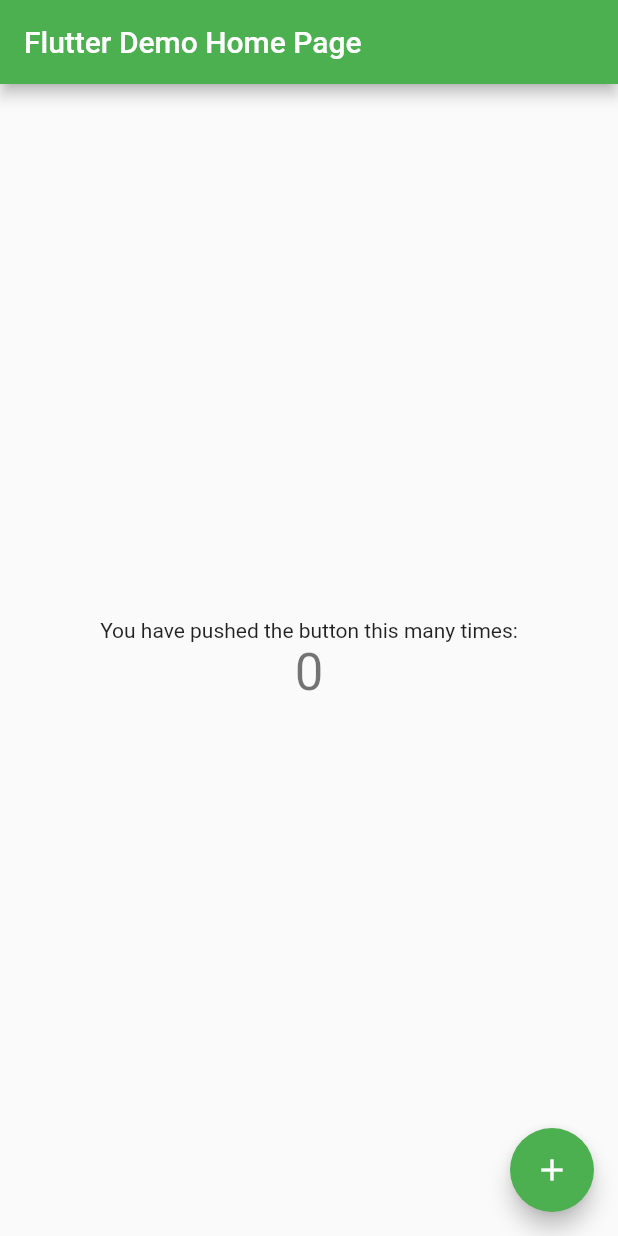
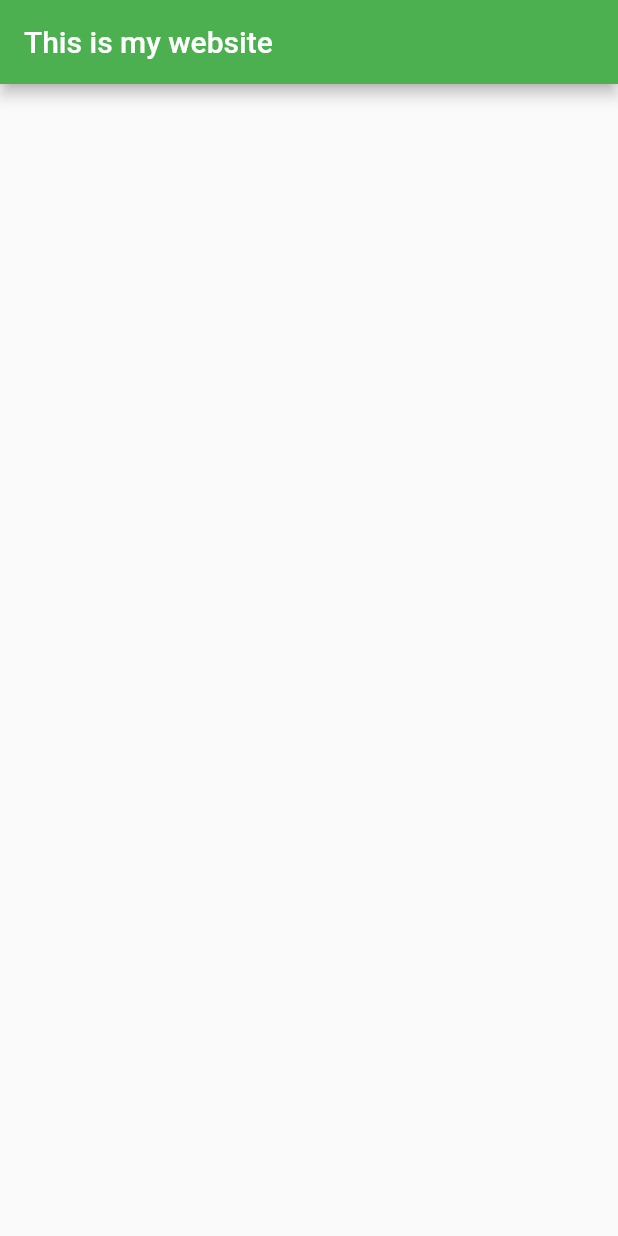
Before and after one commit to BraydenBrackett/Website, a Flutter app: the screen it shows after launch, on a phone screen of 412 x 824 dp. Run offline on Flutter 3.47's test engine with Material 2 defaults, Android fonts, the phone set to English and light mode, and no system bars; our stand-ins replace firebase_core; accounts and stored records are empty.

Commit message:
Added Start of Date/Time and integrated firebase

```diff
--- a/lib/main.dart
+++ b/lib/main.dart
@@ -1,6 +1,9 @@
+import 'package:firebase_core/firebase_core.dart';
 import 'package:flutter/material.dart';
+import 'package:quacker/main_screen/home_screen.dart';
 
-void main() {
+Future<void> main() async {
+  Firebase.initializeApp();
   runApp(const MyApp());
 }
 
@@ -11,105 +14,11 @@
   @override
   Widget build(BuildContext context) {
     return MaterialApp(
-      title: 'Flutter Demo',
+      title: 'Quacker',
       theme: ThemeData(
-        // This is the theme of your application.
-        //
-        // Try running your application with "flutter run". You'll see the
-        // application has a blue toolbar. Then, without quitting the app, try
-        // changing the primarySwatch below to Colors.green and then invoke
-        // "hot reload" (press "r" in the console where you ran "flutter run",
-        // or simply save your changes to "hot reload" in a Flutter IDE).
-        // Notice that the counter didn't reset back to zero; the application
-        // is not restarted.
         primarySwatch: Colors.green,
       ),
-      home: const MyHomePage(title: 'Flutter Demo Home Page'),
+      home: const HomeScreen(),
     );
   }
 }
-
-class MyHomePage extends StatefulWidget {
-  const MyHomePage({super.key, required this.title});
-
-  // This widget is the home page of your application. It is stateful, meaning
-  // that it has a State object (defined below) that contains fields that affect
-  // how it looks.
-
-  // This class is the configuration for the state. It holds the values (in this
-  // case the title) provided by the parent (in this case the App widget) and
-  // used by the build method of the State. Fields in a Widget subclass are
-  // always marked "final".
-
-  final String title;
-
-  @override
-  State<MyHomePage> createState() => _MyHomePageState();
-}
-
-class _MyHomePageState extends State<MyHomePage> {
-  int _counter = 0;
-
-  void _incrementCounter() {
-    setState(() {
-      // This call to setState tells the Flutter framework that something has
-      // changed in this State, which causes it to rerun the build method below
-      // so that the display can reflect the updated values. If we changed
-      // _counter without calling setState(), then the build method would not be
-      // called again, and so nothing would appear to happen.
-      _counter++;
-    });
-  }
-
-  @override
-  Widget build(BuildContext context) {
-    // This method is rerun every time setState is called, for instance as done
-    // by the _incrementCounter method above.
-    //
-    // The Flutter framework has been optimized to make rerunning build methods
-    // fast, so that you can just rebuild anything that needs updating rather
-    // than having to individually change instances of widgets.
-    return Scaffold(
-      appBar: AppBar(
-        // Here we take the value from the MyHomePage object that was created by
-        // the App.build method, and use it to set our appbar title.
-        title: Text(widget.title),
-      ),
-      body: Center(
-        // Center is a layout widget. It takes a single child and positions it
-        // in the middle of the parent.
-        child: Column(
-          // Column is also a layout widget. It takes a list of children and
-          // arranges them vertically. By default, it sizes itself to fit its
-          // children horizontally, and tries to be as tall as its parent.
-          //
-          // Invoke "debug painting" (press "p" in the console, choose the
-          // "Toggle Debug Paint" action from the Flutter Inspector in Android
-          // Studio, or the "Toggle Debug Paint" command in Visual Studio Code)
-          // to see the wireframe for each widget.
-          //
-          // Column has various properties to control how it sizes itself and
-          // how it positions its children. Here we use mainAxisAlignment to
-          // center the children vertically; the main axis here is the vertical
-          // axis because Columns are vertical (the cross axis would be
-          // horizontal).
-          mainAxisAlignment: MainAxisAlignment.center,
-          children: <Widget>[
-            const Text(
-              'You have pushed the button this many times:',
-            ),
-            Text(
-              '$_counter',
-              style: Theme.of(context).textTheme.headline4,
-            ),
-          ],
-        ),
-      ),
-      floatingActionButton: FloatingActionButton(
-        onPressed: _incrementCounter,
-        tooltip: 'Increment',
-        child: const Icon(Icons.add),
-      ), // This trailing comma makes auto-formatting nicer for build methods.
-    );
-  }
-}
--- /dev/null
+++ b/lib/main_screen/home_screen.dart
@@ -0,0 +1,40 @@
+import 'package:flutter/material.dart';
+import 'package:intl/intl.dart';
+
+class HomeScreen extends StatefulWidget {
+  const HomeScreen({super.key});
+
+  @override
+  State<HomeScreen> createState() => _HomeScreenState();
+}
+
+class _HomeScreenState extends State<HomeScreen> {
+  String formatCurrentTime(DateTime time) {
+    return DateFormat("hh:mm:ss a").format(time);
+  }
+
+  String formatCurrentDate(DateTime date) {
+    return DateFormat("dd MMMM, yyyy").format(date);
+  }
+
+  String dateText = "";
+  String timeText = "";
+
+  @override
+  void initState() {
+    super.initState();
+
+    //grabbing the date and time
+    timeText = formatCurrentTime(DateTime.now());
+    dateText = formatCurrentDate(DateTime.now());
+  }
+
+  @override
+  Widget build(BuildContext context) {
+    return Scaffold(
+      appBar: AppBar(
+        title: const Text("This is my website"),
+      ),
+    );
+  }
+}
--- a/pubspec.yaml
+++ b/pubspec.yaml
@@ -36,6 +36,10 @@
   # The following adds the Cupertino Icons font to your application.
   # Use with the CupertinoIcons class for iOS style icons.
   cupertino_icons: ^1.0.2
+  firebase_auth: ^4.0.2
+  cloud_firestore: ^4.0.2
+  firebase_core: ^2.1.0
+  intl: ^0.17.0
 
 dev_dependencies:
   flutter_test:
```
Also changed, not shown: pubspec.lock, 2 other files.
